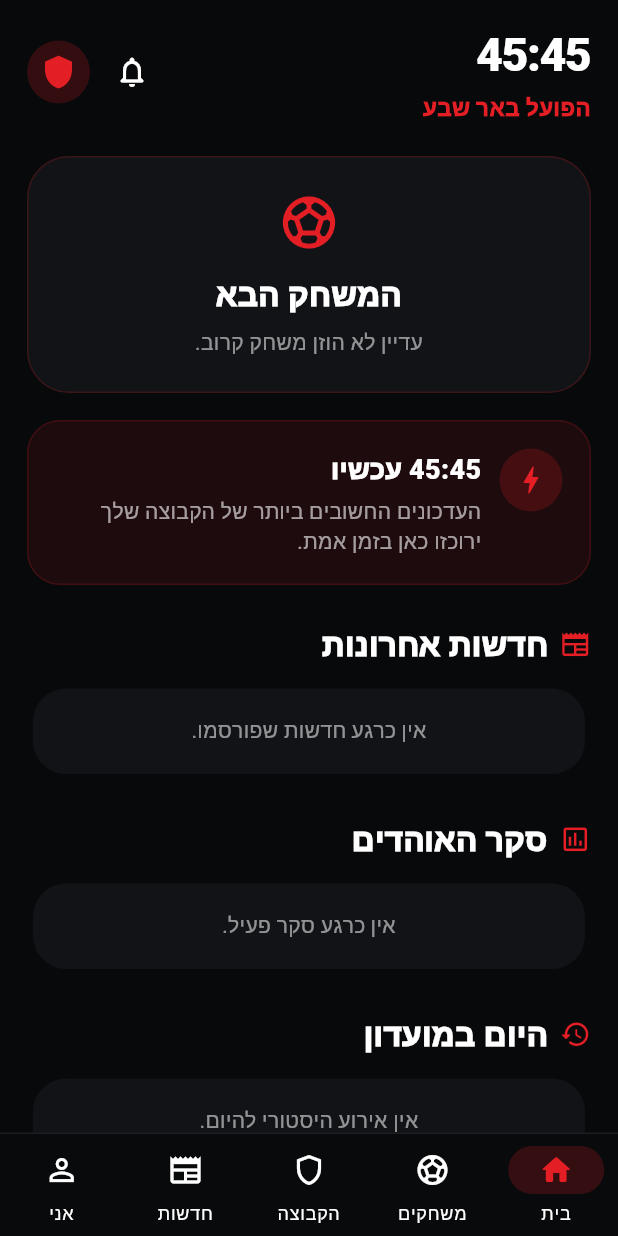
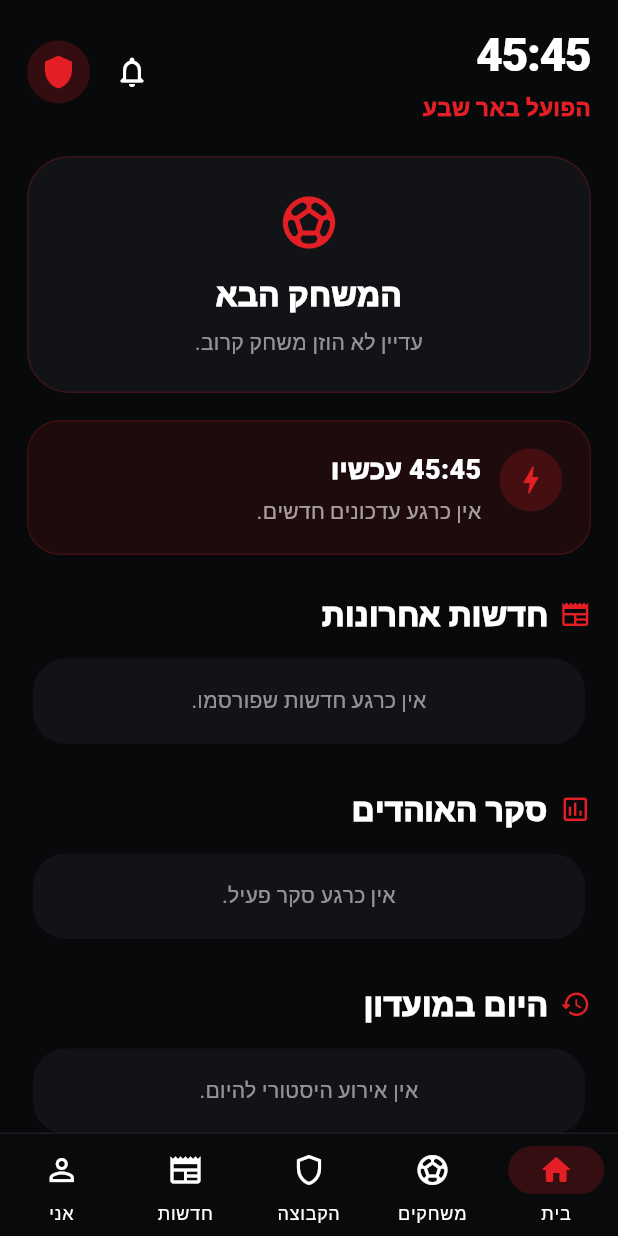
Before and after one commit to fhfpm8x522-sys/4545-app, a Flutter app: the HomeShell screen opened directly with sample values from the repository, on a phone screen of 412 x 824 dp. Run offline on Flutter 3.47's test engine with Material 3 defaults, Android fonts, the light colour scheme and no system bars; our stand-ins replace flutter_dotenv, shared_preferences, supabase_flutter; accounts and stored records are empty; Roboto replaces fonts that are missing (Arial).

Commit message:
Connect Home to live match and Match Center

```diff
--- a/mobile/lib/features/home/home_screen.dart
+++ b/mobile/lib/features/home/home_screen.dart
@@ -2,6 +2,7 @@
 
 import '../../models/club.dart';
 import '../../repositories/home_repository.dart';
+import '../games/games_screen.dart';
 
 class HomeScreen extends StatefulWidget {
   final Club club;
@@ -18,20 +19,34 @@
 class _HomeScreenState extends State<HomeScreen> {
   final repository = HomeRepository();
 
+  late Future<List<dynamic>> homeFuture;
+
+  @override
+  void initState() {
+    super.initState();
+    homeFuture = _load();
+  }
+
+  Future<List<dynamic>> _load() => Future.wait([
+    repository.nextMatch(widget.club),
+    repository.latestNews(widget.club),
+    repository.activePoll(widget.club),
+    repository.todayHistory(widget.club),
+  ]);
+
+  Future<void> _refresh() async {
+    final future = _load();
+    setState(() => homeFuture = future);
+    await future;
+  }
+
   @override
   Widget build(BuildContext context) {
     return SafeArea(
       child: RefreshIndicator(
-        onRefresh: () async {
-          setState(() {});
-        },
+        onRefresh: _refresh,
         child: FutureBuilder<List<dynamic>>(
-          future: Future.wait([
-            repository.nextMatch(widget.club),
-            repository.latestNews(widget.club),
-            repository.activePoll(widget.club),
-            repository.todayHistory(widget.club),
-          ]),
+          future: homeFuture,
           builder: (context, snapshot) {
             if (snapshot.connectionState ==
                 ConnectionState.waiting) {
@@ -80,7 +95,7 @@
                 const SizedBox(height: 22),
                 _matchHero(nextMatch),
                 const SizedBox(height: 18),
-                _nowCard(),
+                _nowCard(nextMatch, news),
                 const SizedBox(height: 24),
 
                 _sectionHeader(
@@ -389,12 +404,10 @@
             width: double.infinity,
             child: FilledButton.icon(
               onPressed: () {
-                ScaffoldMessenger.of(context)
-                    .showSnackBar(
-                  const SnackBar(
-                    content: Text(
-                      'פתח את לשונית משחקים כדי להיכנס ל־Match Center.',
-                    ),
+                Navigator.push(
+                  context,
+                  MaterialPageRoute(
+                    builder: (_) => MatchCenter(match: match, club: widget.club),
                   ),
                 );
               },
@@ -513,7 +526,12 @@
     );
   }
 
-  Widget _nowCard() {
+  Widget _nowCard(Map<String, dynamic>? match, List<Map<String, dynamic>> news) {
+    final update = match?['status'] == 'live'
+        ? '${FootballHebrew.team(match?['home_name']?.toString())} ${match?['home_score'] ?? '–'} : ${match?['away_score'] ?? '–'} ${FootballHebrew.team(match?['away_name']?.toString())} • בשידור חי'
+        : news.isNotEmpty
+            ? news.first['title']?.toString() ?? 'פורסם עדכון חדש'
+            : 'אין כרגע עדכונים חדשים.';
     return Container(
       padding: const EdgeInsets.all(18),
       decoration: BoxDecoration(
@@ -546,22 +564,22 @@
             ),
           ),
           const SizedBox(width: 12),
-          const Expanded(
+          Expanded(
             child: Column(
               crossAxisAlignment:
                   CrossAxisAlignment.start,
               children: [
-                Text(
+                const Text(
                   '45:45 עכשיו',
                   style: TextStyle(
                     fontSize: 18,
                     fontWeight: FontWeight.w900,
                   ),
                 ),
-                SizedBox(height: 5),
+                const SizedBox(height: 5),
                 Text(
-                  'העדכונים החשובים ביותר של הקבוצה שלך ירוכזו כאן בזמן אמת.',
-                  style: TextStyle(
+                  update,
+                  style: const TextStyle(
                     color: Colors.white60,
                     height: 1.4,
                   ),
```
